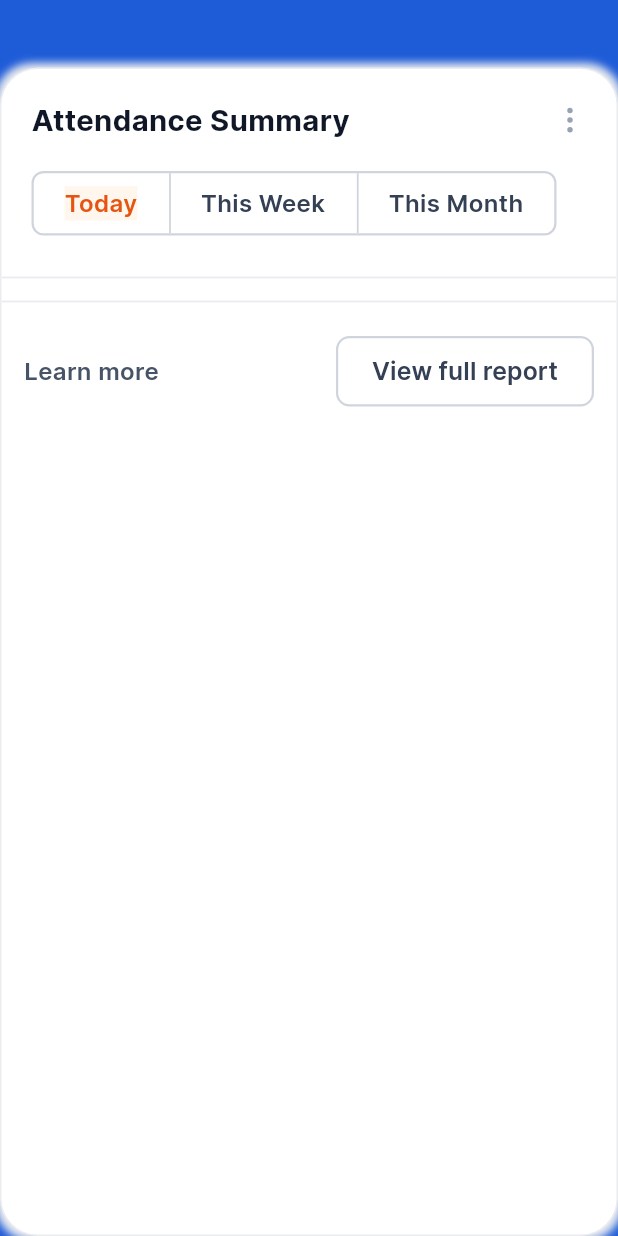
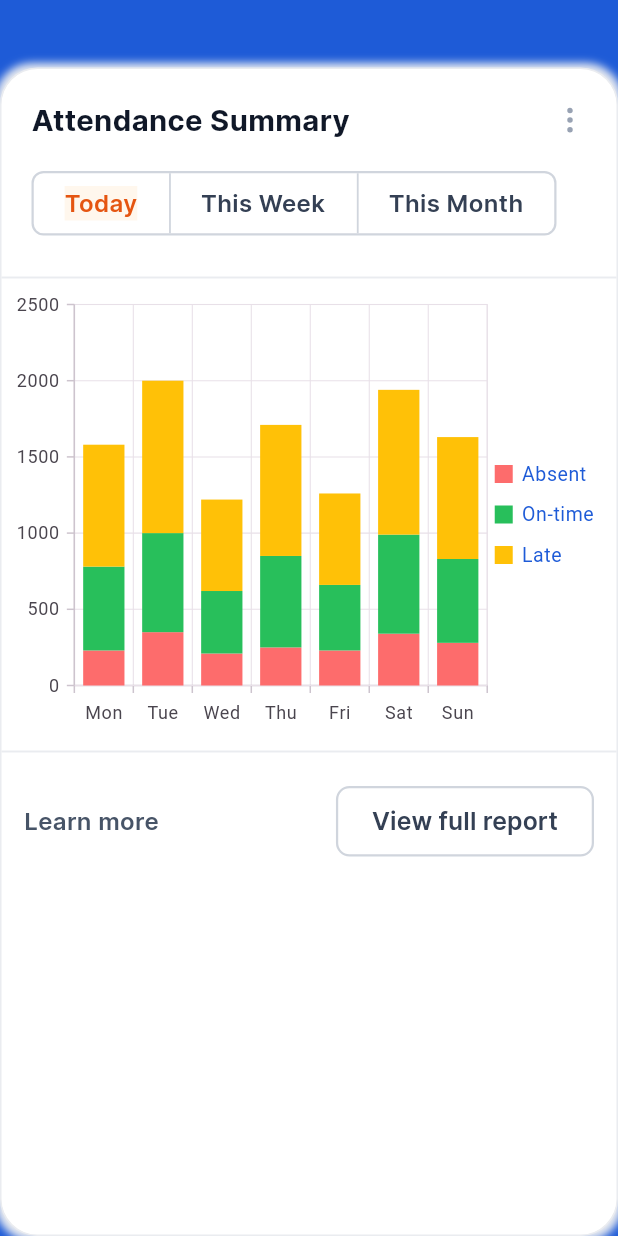
Before and after one commit to HBGaya/asset_management_UI, a Flutter app: the BottomHomeContent widget shown alone on an empty page, opened directly, on a phone screen of 412 x 824 dp. Run offline on Flutter 3.47's test engine with Material 3 defaults, Android fonts, the phone set to English and light mode, and no system bars; our stand-ins replace flutter_riverpod, flutter_svg, syncfusion_flutter_charts.

Commit message:
Attendance Chart Integrated

```diff
--- /dev/null
+++ b/lib/home_module/home_widgets/bottom_content_widgets/attendance_chart_widgets/attendance_chart_widget.dart
@@ -0,0 +1,61 @@
+import 'package:asset_management_dashboard/home_module/home_widgets/bottom_content_widgets/attendance_chart_widgets/attendance_chart_themes.dart';
+import 'package:flutter/material.dart';
+import 'package:flutter_riverpod/flutter_riverpod.dart';
+import 'package:syncfusion_flutter_charts/charts.dart';
+
+import '../../../../riverpod_providers/state_providers.dart';
+import '../../../home_models/attendance_chart_model.dart';
+
+class AttendanceChartWidget extends StatelessWidget {
+  AttendanceChartWidget({super.key});
+
+  final List<AttendanceChartModel> graphData = [
+    AttendanceChartModel(x: 'Mon', y1: 230, y2: 550, y3: 800),
+    AttendanceChartModel(x: 'Tue', y1: 350, y2: 650, y3: 1000),
+    AttendanceChartModel(x: 'Wed', y1: 210, y2: 410, y3: 600),
+    AttendanceChartModel(x: 'Thu', y1: 250, y2: 600, y3: 860),
+    AttendanceChartModel(x: 'Fri', y1: 230, y2: 430, y3: 600),
+    AttendanceChartModel(x: 'Sat', y1: 340, y2: 650, y3: 950),
+    AttendanceChartModel(x: 'Sun', y1: 280, y2: 550, y3: 800),
+  ];
+
+  @override
+  Widget build(BuildContext context) {
+    return Consumer(
+      builder: (context, ref, _) {
+        final appTheme = ref.watch(appThemeProvider);
+        return SfCartesianChart(
+          primaryXAxis: const CategoryAxis(),
+          legend: const Legend(
+            isVisible: true,
+            alignment: ChartAlignment.far,
+            // Border color and border width of legend
+          ),
+          series: <CartesianSeries>[
+            StackedColumnSeries<AttendanceChartModel, String>(
+              legendItemText: "Absent",
+              color: AttendanceChartThemes(appThemeType: appTheme).giveAbsentColor(),
+              dataSource: graphData,
+              xValueMapper: (AttendanceChartModel data, _) => data.x,
+              yValueMapper: (AttendanceChartModel data, _) => data.y1,
+            ),
+            StackedColumnSeries<AttendanceChartModel, String>(
+              legendItemText: "On-time",
+              color: AttendanceChartThemes(appThemeType: appTheme).giveOnTimeColor(),
+              dataSource: graphData,
+              xValueMapper: (AttendanceChartModel data, _) => data.x,
+              yValueMapper: (AttendanceChartModel data, _) => data.y2,
+            ),
+            StackedColumnSeries<AttendanceChartModel, String>(
+              legendItemText: "Late",
+              color: AttendanceChartThemes(appThemeType: appTheme).giveLateColor(),
+              dataSource: graphData,
+              xValueMapper: (AttendanceChartModel data, _) => data.x,
+              yValueMapper: (AttendanceChartModel data, _) => data.y3,
+            ),
+          ],
+        );
+      },
+    );
+  }
+}
--- a/lib/home_module/home_widgets/bottom_content_widgets/bottom_home_content.dart
+++ b/lib/home_module/home_widgets/bottom_content_widgets/bottom_home_content.dart
@@ -2,7 +2,7 @@ import 'package:flutter_riverpod/flutter_riverpod.dart';
 
 import '../../../riverpod_providers/state_providers.dart';
 import '../../../theme_constants/app_themes.dart';
-// import 'attendance_chart_widgets/attendance_chart_widget.dart';
+import 'attendance_chart_widgets/attendance_chart_widget.dart';
 
 import '/home_module/home_widgets/bottom_content_widgets/bottom_home_widgets.dart';
 import 'package:flutter/material.dart';
@@ -47,7 +47,7 @@ class BottomHomeContent extends ConsumerWidget {
                 _giveDividerColor(appTheme: appThemeType, context: context),
             dividerThickness: 1.3,
           ),
-          // const AttendanceChartWidget(),
+          AttendanceChartWidget(),
           SimpleAppDivider(
             dividerColor:
                 _giveDividerColor(appTheme: appThemeType, context: context),
```
